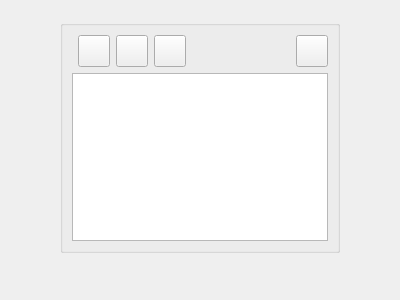
Before: the Qt Designer form src/Widgets/HelpOverlay.ui in RemotelyChaotic/JOIPEngine, drawn with Qt 5.
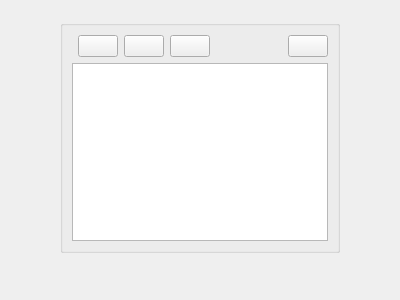
After: the same form once the commit is applied. Custom widgets are drawn as their Qt base class.

The edit to the form file:
```diff
--- a/src/Widgets/HelpOverlay.ui
+++ b/src/Widgets/HelpOverlay.ui
@@ -34,30 +34,12 @@
         <verstretch>0</verstretch>
        </sizepolicy>
       </property>
-      <property name="minimumSize">
-       <size>
-        <width>32</width>
-        <height>32</height>
-       </size>
-      </property>
-      <property name="maximumSize">
-       <size>
-        <width>32</width>
-        <height>32</height>
-       </size>
-      </property>
       <property name="toolTip">
        <string>Close help</string>
       </property>
       <property name="text">
        <string/>
       </property>
-      <property name="iconSize">
-       <size>
-        <width>32</width>
-        <height>32</height>
-       </size>
-      </property>
      </widget>
     </item>
     <item row="1" column="0" colspan="6">
@@ -65,17 +47,11 @@
     </item>
     <item row="0" column="1">
      <widget class="CShortcutButton" name="BackButton">
-      <property name="minimumSize">
-       <size>
-        <width>32</width>
-        <height>32</height>
-       </size>
-      </property>
-      <property name="maximumSize">
-       <size>
-        <width>32</width>
-        <height>32</height>
-       </size>
+      <property name="sizePolicy">
+       <sizepolicy hsizetype="Fixed" vsizetype="Fixed">
+        <horstretch>0</horstretch>
+        <verstretch>0</verstretch>
+       </sizepolicy>
       </property>
       <property name="toolTip">
        <string>Go back a page</string>
@@ -83,27 +59,15 @@
       <property name="text">
        <string/>
       </property>
-      <property name="iconSize">
-       <size>
-        <width>32</width>
-        <height>32</height>
-       </size>
-      </property>
      </widget>
     </item>
     <item row="0" column="3">
      <widget class="CShortcutButton" name="ForardButton">
-      <property name="minimumSize">
-       <size>
-        <width>32</width>
-        <height>32</height>
-       </size>
-      </property>
-      <property name="maximumSize">
-       <size>
-        <width>32</width>
-        <height>32</height>
-       </size>
+      <property name="sizePolicy">
+       <sizepolicy hsizetype="Fixed" vsizetype="Fixed">
+        <horstretch>0</horstretch>
+        <verstretch>0</verstretch>
+       </sizepolicy>
       </property>
       <property name="toolTip">
        <string>Go forward a page</string>
@@ -111,27 +75,15 @@
       <property name="text">
        <string/>
       </property>
-      <property name="iconSize">
-       <size>
-        <width>32</width>
-        <height>32</height>
-       </size>
-      </property>
      </widget>
     </item>
     <item row="0" column="2">
      <widget class="CShortcutButton" name="HomeButton">
-      <property name="minimumSize">
-       <size>
-        <width>32</width>
-        <height>32</height>
-       </size>
-      </property>
-      <property name="maximumSize">
-       <size>
-        <width>32</width>
-        <height>32</height>
-       </size>
+      <property name="sizePolicy">
+       <sizepolicy hsizetype="Fixed" vsizetype="Fixed">
+        <horstretch>0</horstretch>
+        <verstretch>0</verstretch>
+       </sizepolicy>
       </property>
       <property name="toolTip">
        <string>Go to the initally opened page</string>
@@ -139,12 +91,6 @@
       <property name="text">
        <string/>
       </property>
-      <property name="iconSize">
-       <size>
-        <width>32</width>
-        <height>32</height>
-       </size>
-      </property>
      </widget>
     </item>
     <item row="0" column="4">
```
